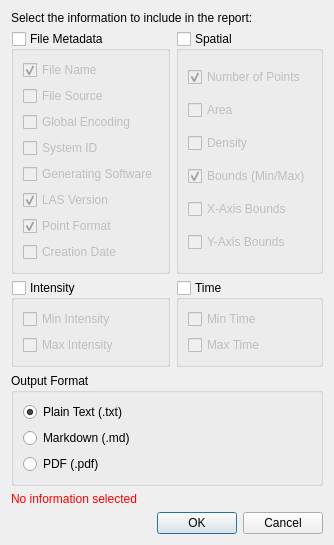
Qt form plugin_ui/report_form.ui (Skoolzon3/MyLiDAR) before a commit.
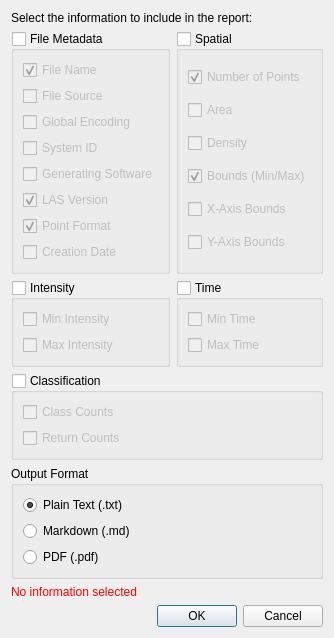
The same form after that commit.

Commit message:
Add new attribute cathegory
- Fixed GPS Time saving code snippet.

```diff
--- a/plugin_ui/report_form.ui
+++ b/plugin_ui/report_form.ui
@@ -230,6 +230,37 @@
                 </layout>
             </item>
 
+            <item>
+                <widget class="QGroupBox" name="groupClassification">
+                    <property name="title">
+                        <string>Classification</string>
+                    </property>
+                    <property name="checkable">
+                        <bool>true</bool>
+                    </property>
+                    <property name="checked">
+                        <bool>false</bool>
+                    </property>
+                    <layout class="QVBoxLayout" name="verticalLayoutClassification">
+                        <item>
+                            <widget class="QCheckBox" name="checkClassCounts">
+                                <property name="text">
+                                    <string>Class Counts</string>
+                                </property>
+                            </widget>
+                        </item>
+                        <item>
+                            <widget class="QCheckBox" name="checkReturnCounts">
+                                <property name="text">
+                                    <string>Return Counts</string>
+                                </property>
+                            </widget>
+                        </item>
+                    </layout>
+                </widget>
+            </item>
+
+
             <item>
                 <widget class="QGroupBox" name="groupOutputFormat">
                     <property name="title">
```
The commit also changes 1 other file.
